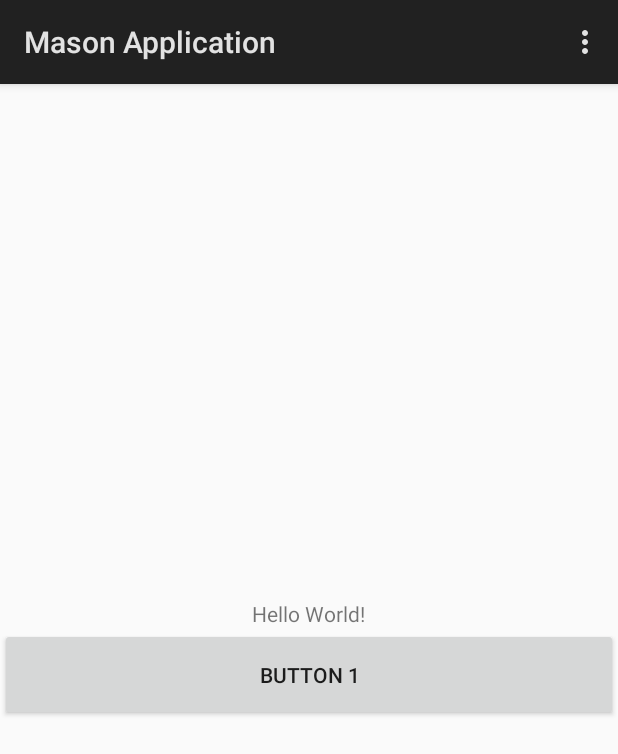
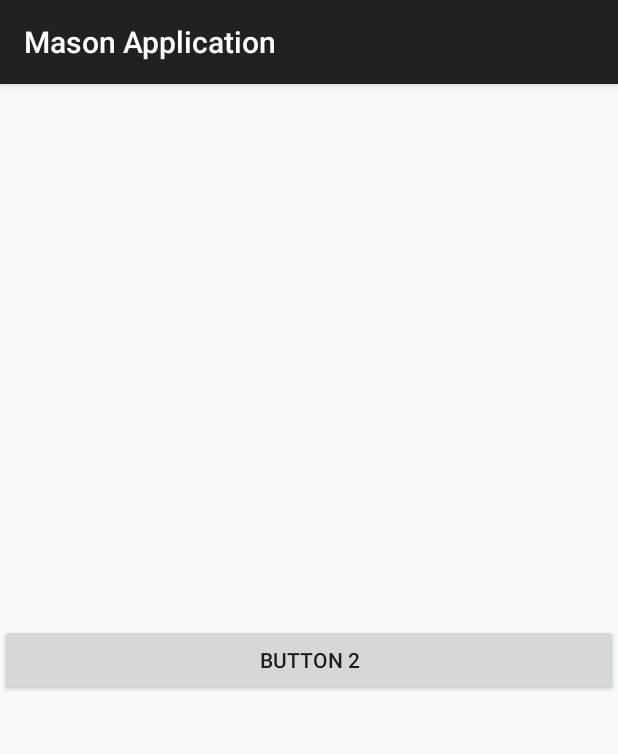
Before and after one commit to majiajun1/RouteToAndroid, an Android app: the screen it shows after launch (MainActivity before the commit, SecondActivity after it), after a tap on "BUTTON 1", on a phone screen of 412 x 824 dp. Shown: the top 754 px of the screen. Run offline under Robolectric (Android 15) with nearby library versions, the phone set to English and light mode, and no system bars.

Commit message:
202512101746

```diff
--- a/app/build.gradle
+++ b/app/build.gradle
@@ -14,7 +14,7 @@ android {
 
     defaultConfig {
         applicationId "com.example.myapplication"
-        minSdk 22
+        minSdk 23
         targetSdk 36
         versionCode 1
         versionName "1.0"
@@ -50,6 +50,10 @@ dependencies {
     implementation libs.androidx.compose.ui.graphics
     implementation libs.androidx.compose.ui.tooling.preview
     implementation libs.androidx.compose.material3
+    implementation libs.androidx.appcompat
+    implementation libs.material
+    implementation libs.androidx.activity
+    implementation libs.androidx.constraintlayout
     testImplementation libs.junit
     androidTestImplementation libs.androidx.junit
     androidTestImplementation libs.androidx.espresso.core
--- a/app/src/main/java/com/example/myapplication/MainActivity.java
+++ b/app/src/main/java/com/example/myapplication/MainActivity.java
@@ -1,17 +1,19 @@
 package com.example.myapplication;
 
+import android.content.Intent;
 import android.os.Bundle;
 import androidx.activity.ComponentActivity;
+import androidx.appcompat.app.AppCompatActivity;
+
 import android.util.Log;
-import android.util.Pair;
 import android.view.Menu;
 import android.view.MenuItem;
-import android.widget.Button;
+import android.view.View;
 import android.widget.Toast;
 
 import com.example.myapplication.databinding.ActivityMainBinding;
 
-public class MainActivity extends ComponentActivity { //MainActivity 是继承自AppCompatActivity的
+public class MainActivity extends AppCompatActivity  { //MainActivity 是继承自AppCompatActivity的
     private ActivityMainBinding binding;
     @Override
     public void onCreate(Bundle savedInstanceState) {
@@ -29,9 +31,16 @@ public class MainActivity extends ComponentActivity { //MainActivity 是继承
         binding = ActivityMainBinding.inflate(getLayoutInflater());
 
         setContentView(binding.getRoot());
-        binding.button1.setOnClickListener( v->
-             Toast.makeText(this,"You clicked Button 1", Toast.LENGTH_SHORT).show()
-         );
+//        binding.button1.setOnClickListener( v->
+//             Toast.makeText(this,"You clicked Button 1", Toast.LENGTH_SHORT).show()
+//         );
+        binding.button1.setOnClickListener(new View.OnClickListener() {
+            @Override
+            public void onClick(View v) {
+                Intent intent= new Intent(MainActivity.this, SecondActivity.class);
+                startActivity(intent);
+            }
+        });
 
 
     }
@@ -54,6 +63,9 @@ public class MainActivity extends ComponentActivity { //MainActivity 是继承
         }else if(itemId ==R.id.remove_item)
         {
             Toast.makeText(this,"You clicked Remove",Toast.LENGTH_SHORT).show();
+        }else if(itemId ==R.id.quit_item)
+        {
+            finish();
         }
 
         return true;
--- /dev/null
+++ b/app/src/main/java/com/example/myapplication/SecondActivity.java
@@ -0,0 +1,23 @@
+package com.example.myapplication;
+
+import android.os.Bundle;
+import android.widget.Toast;
+
+import androidx.activity.ComponentActivity;
+import androidx.appcompat.app.AppCompatActivity;
+
+import com.example.myapplication.databinding.ActivityMain2Binding;
+
+public class SecondActivity extends AppCompatActivity {
+
+    private ActivityMain2Binding binding2;
+
+    @Override
+    protected void onCreate(Bundle savedInstanceState) {
+        super.onCreate(savedInstanceState);
+        // ViewBinding 初始化（避免布局文件名写错）
+        binding2=ActivityMain2Binding.inflate(getLayoutInflater());
+        setContentView(binding2.getRoot());
+        binding2.button2.setOnClickListener(v ->Toast.makeText(this,"You clicked Button 1", Toast.LENGTH_SHORT).show());
+    }
+}
--- /dev/null
+++ b/app/src/main/res/layout/activity_main2.xml
@@ -0,0 +1,17 @@
+<LinearLayout
+    xmlns:android="http://schemas.android.com/apk/res/android"
+    android:orientation="vertical"
+
+    android:layout_width="match_parent"
+    android:layout_height="match_parent"
+    android:gravity="center"
+
+    >
+
+    <Button
+        android:id="@+id/button2"
+        android:layout_width="match_parent"
+        android:layout_height="wrap_content"
+        android:text="Button 2"
+        />
+</LinearLayout>
--- a/app/src/main/res/menu/main.xml
+++ b/app/src/main/res/menu/main.xml
@@ -5,4 +5,9 @@
         android:title="Add"/> <item
     android:id="@+id/remove_item"
     android:title="Remove"/>
+
+
+    <item android:id="@+id/quit_item"
+        android:title="Quit app"
+        />
 </menu>
--- a/app/src/main/res/values/themes.xml
+++ b/app/src/main/res/values/themes.xml
@@ -1,5 +1,7 @@
 <?xml version="1.0" encoding="utf-8"?>
 <resources>
 
-    <style name="Theme.MyApplication" parent="android:Theme.Material.Light.DarkActionBar" />
+    <style name="Theme.MyApplication" parent="Theme.AppCompat.Light.DarkActionBar">
+
+    </style>
 </resources>
```
Also changed, not shown: app/src/main/AndroidManifest.xml (+6 -1 lines), gradle/libs.versions.toml (+8 -0 lines), 1 other file.
